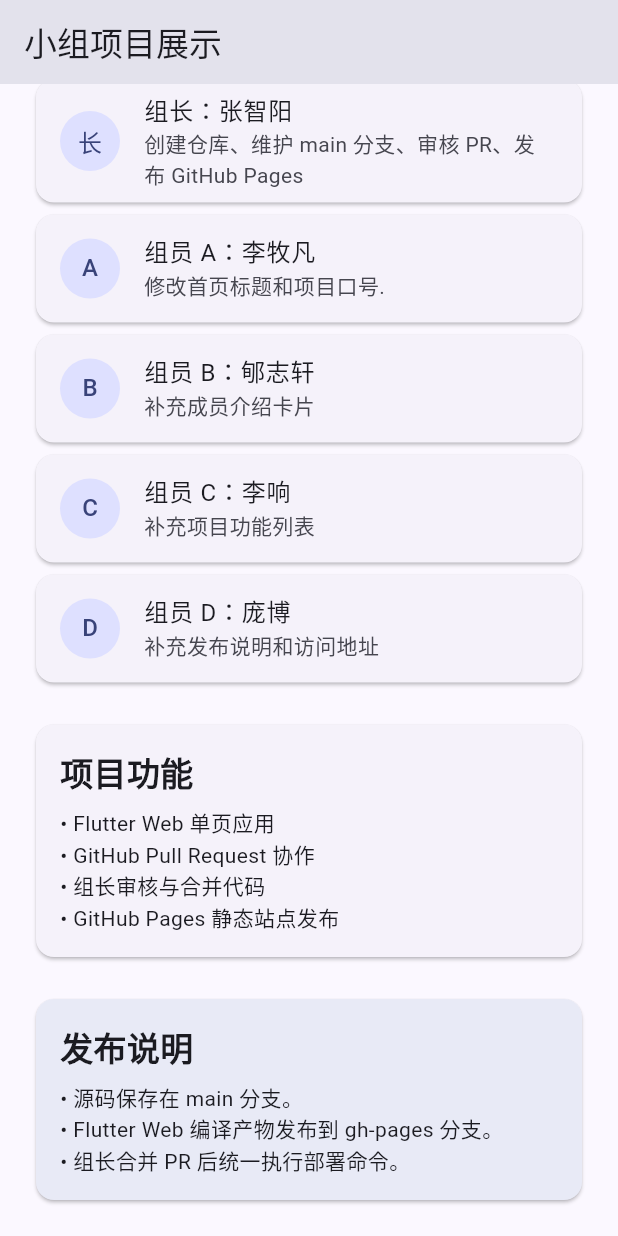
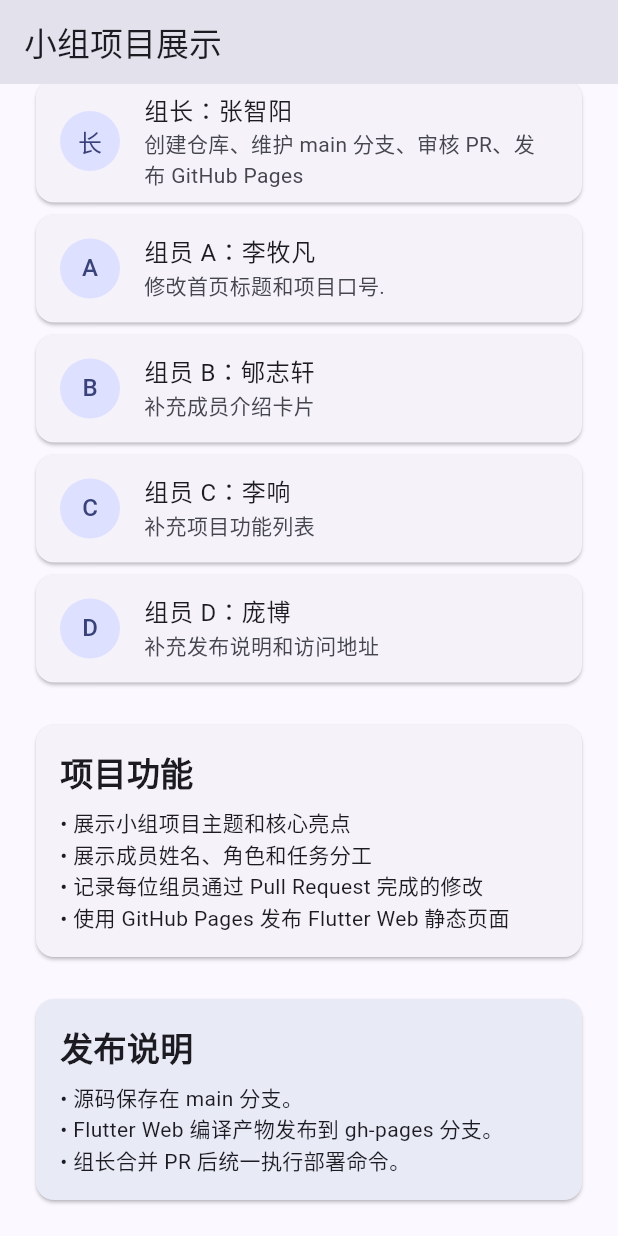
Before and after one commit to ArthurHirai-CYBER/mobile-lab-group-demo, a Flutter app: the screen it shows after launch, scrolled down 247 dp, on a phone screen of 412 x 824 dp. Run offline on Flutter 3.47's test engine with Material 3 defaults, Android fonts, the phone set to English and light mode, and no system bars.

Commit message:
更新项目功能

```diff
--- a/lib/main.dart
+++ b/lib/main.dart
@@ -40,10 +40,10 @@
   ];
 
   static const List<String> features = [
-    'Flutter Web 单页应用',
-    'GitHub Pull Request 协作',
-    '组长审核与合并代码',
-    'GitHub Pages 静态站点发布',
+    '展示小组项目主题和核心亮点',
+    '展示成员姓名、角色和任务分工',
+    '记录每位组员通过 Pull Request 完成的修改',
+    '使用 GitHub Pages 发布 Flutter Web 静态页面',
   ];
 
   static const List<String> releaseNotes = [
```
